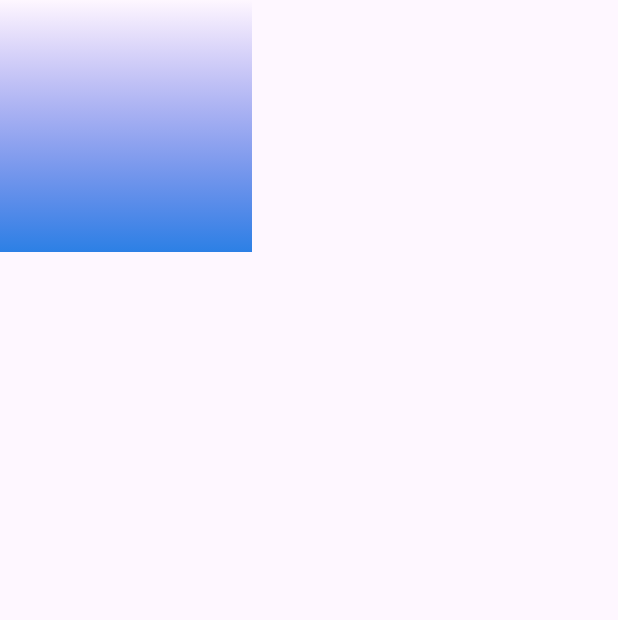
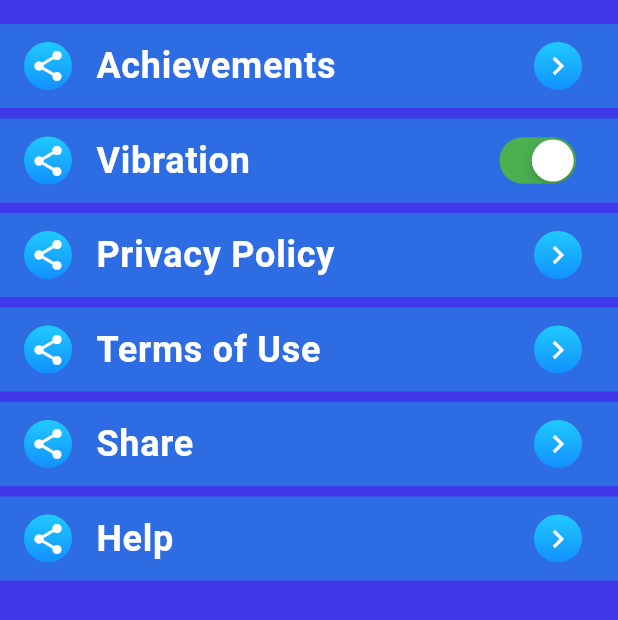
Before and after one commit to Cholponai01/bettin_quiz_app, a Flutter app: the SettingPage screen opened directly, on a phone screen of 412 x 824 dp. Shown: the top 620 px of the screen. Run offline on Flutter 3.47's test engine with Material 3 defaults, Android fonts, the light colour scheme and no system bars; missing offline and left inert: svg_flutter.

Commit message:
The setting page is compeleted

```diff
--- a/lib/features/profile/presentation/pages/settings/setting_page.dart
+++ b/lib/features/profile/presentation/pages/settings/setting_page.dart
@@ -1,25 +1,106 @@
+// ignore_for_file: public_member_api_docs, sort_constructors_first
+import 'package:flutter/cupertino.dart';
 import 'package:flutter/material.dart';
 
-class SettingPage extends StatelessWidget {
+class SettingPage extends StatefulWidget {
   const SettingPage({super.key});
 
   @override
+  State<SettingPage> createState() => _SettingPageState();
+}
+
+class _SettingPageState extends State<SettingPage> {
+  List<String> words = [
+    'Achievements',
+    'Vibration',
+    'Privacy Policy',
+    'Terms of Use',
+    'Share',
+    'Help',
+  ];
+
+  bool switchValue = true;
+  @override
   Widget build(BuildContext context) {
     return Scaffold(
-        body: Column(
-      children: [
-        Container(
-          width: 168,
-          height: 168,
-          decoration: const BoxDecoration(
-            gradient: LinearGradient(
-              begin: Alignment(0.00, -1.00),
-              end: Alignment(0, 1),
-              colors: [Color(0x004A3BE1), Color(0xFF2C80E5)],
-            ),
-          ),
-        )
-      ],
-    ));
+      backgroundColor: const Color(0xff4039EA),
+      body: Padding(
+        padding: const EdgeInsets.only(
+          top: 16,
+        ),
+        child: ListView.separated(
+            itemBuilder: (BuildContext context, int index) {
+              return ListTile(
+                onTap: () {},
+                tileColor: const Color(0xFF2E6CE3),
+                leading: const ContainerWidget(
+                  icon: Icon(
+                    Icons.share,
+                    color: Colors.white,
+                  ),
+                ),
+                title: Text(
+                  words[index],
+                  style: const TextStyle(
+                    color: Colors.white,
+                    fontSize: 24,
+                    fontWeight: FontWeight.w600,
+                  ),
+                ),
+                trailing: index == 1
+                    ? CupertinoSwitch(
+                        value: switchValue,
+                        trackColor: Colors.grey,
+                        activeColor: Colors.green,
+                        onChanged: (bool? value) {
+                          setState(() {
+                            switchValue = value ?? false;
+                          });
+                        },
+                      )
+                    : const ContainerWidget(
+                        icon: Icon(
+                          Icons.keyboard_arrow_right,
+                          color: Colors.white,
+                        ),
+                      ),
+              );
+            },
+            separatorBuilder: (BuildContext context, int index) =>
+                const SizedBox(
+                  height: 7,
+                ),
+            itemCount: words.length),
+      ),
+    );
   }
 }
+
+class ContainerWidget extends StatelessWidget {
+  const ContainerWidget({
+    Key? key,
+    this.icon,
+  }) : super(key: key);
+  final Widget? icon;
+
+  @override
+  Widget build(BuildContext context) {
+    return SizedBox(
+      height: 32,
+      width: 32,
+      child: DecoratedBox(
+        decoration: BoxDecoration(
+          borderRadius: BorderRadius.circular(16),
+          gradient: const LinearGradient(
+            begin: Alignment(0.00, -1.00),
+            end: Alignment(0, 1),
+            colors: [Color(0xFF20CAFF), Color(0xFF1290FF)],
+          ),
+        ),
+        child: Center(
+          child: icon,
+        ),
+      ),
+    );
+  }
+}
```
